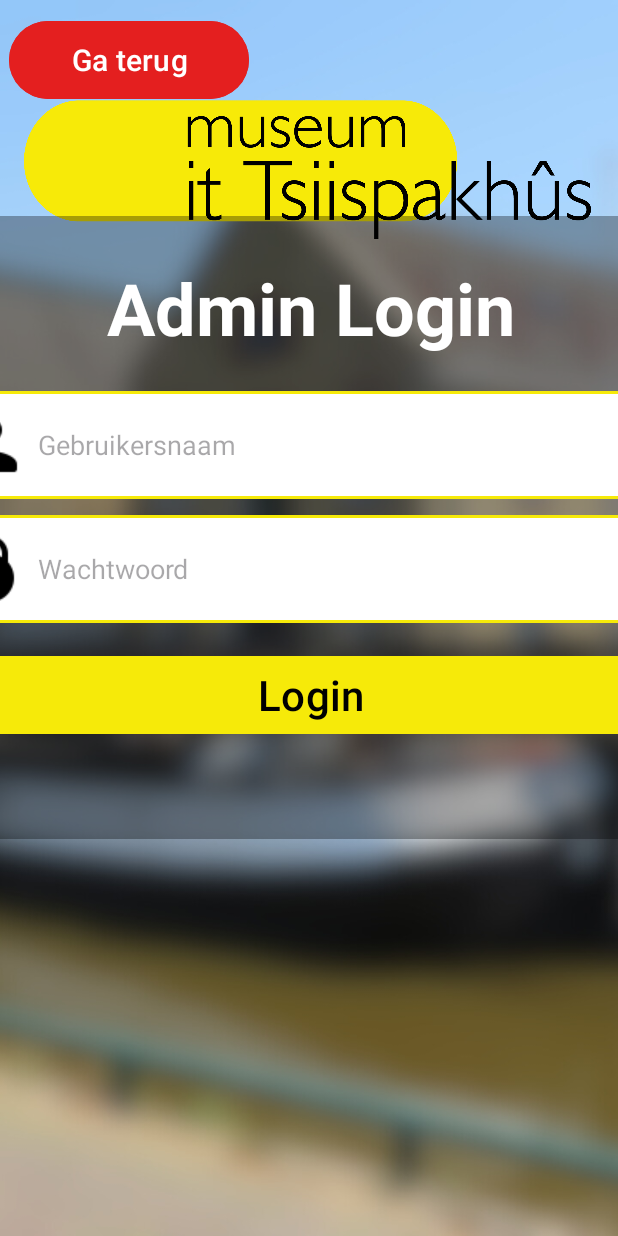
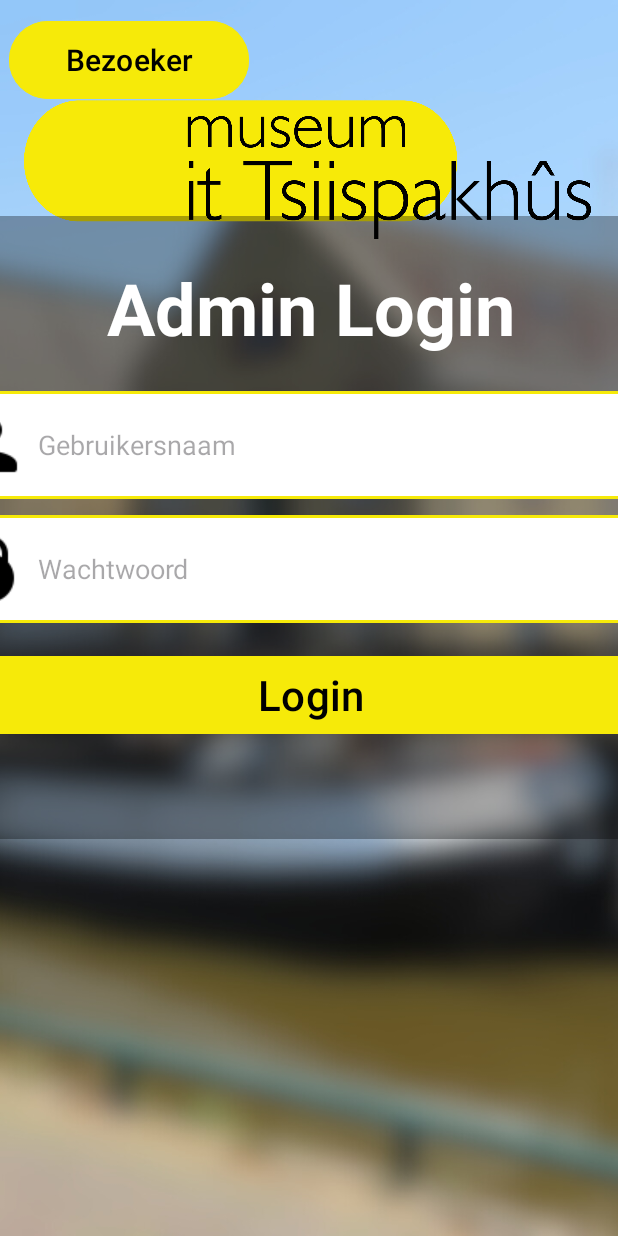
Before and after one commit to RobertoSmit/TsiiswARe, an Android app: the AdminMainActivity screen opened directly, with no data from a screen before it, on a phone screen of 412 x 824 dp. Run offline under Robolectric (Android 15) with nearby library versions, the phone set to English and light mode, and no system bars; our stand-ins replace Firebase (no records; nobody signed in at launch, a user with empty details on screens opened directly).

Commit message:
Styling update

```diff
--- a/app/src/main/res/layout/activity_main_admin.xml
+++ b/app/src/main/res/layout/activity_main_admin.xml
@@ -21,9 +21,9 @@
         android:id="@+id/goBackBtn"
         android:layout_width="160dp"
         android:layout_height="60dp"
-        android:backgroundTint="@color/red"
-        android:text="Ga terug"
-        android:textColor="@color/white"
+        android:backgroundTint="@color/yellow"
+        android:text="Bezoeker"
+        android:textColor="@color/black"
         android:textSize="20sp"
         app:layout_constraintBottom_toBottomOf="parent"
         app:layout_constraintEnd_toEndOf="parent"
```
